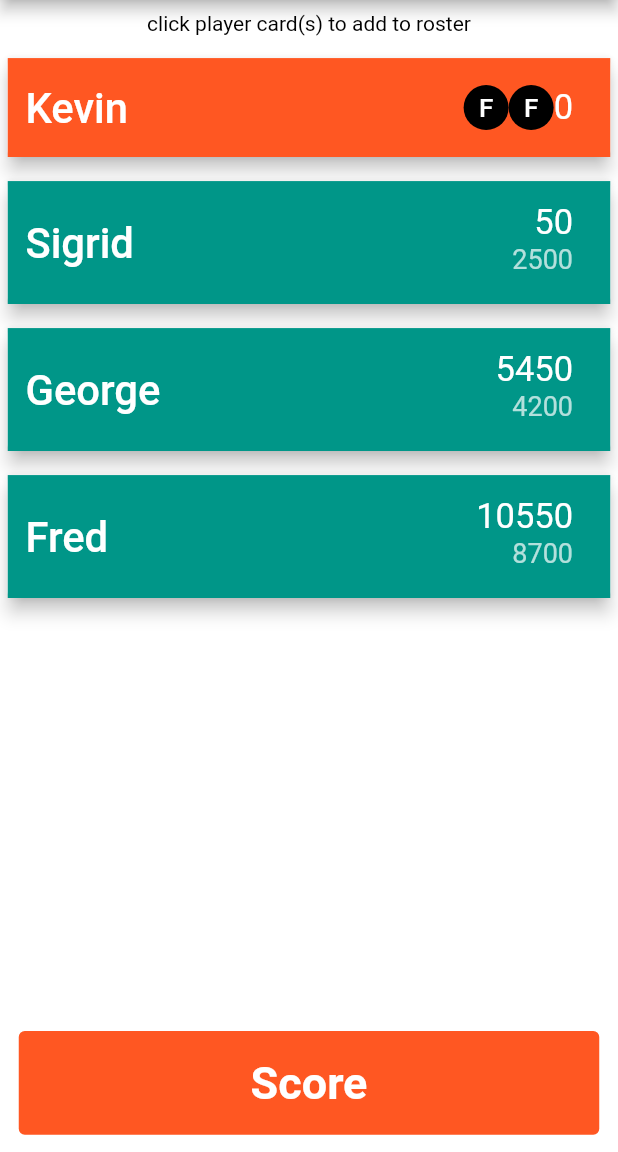
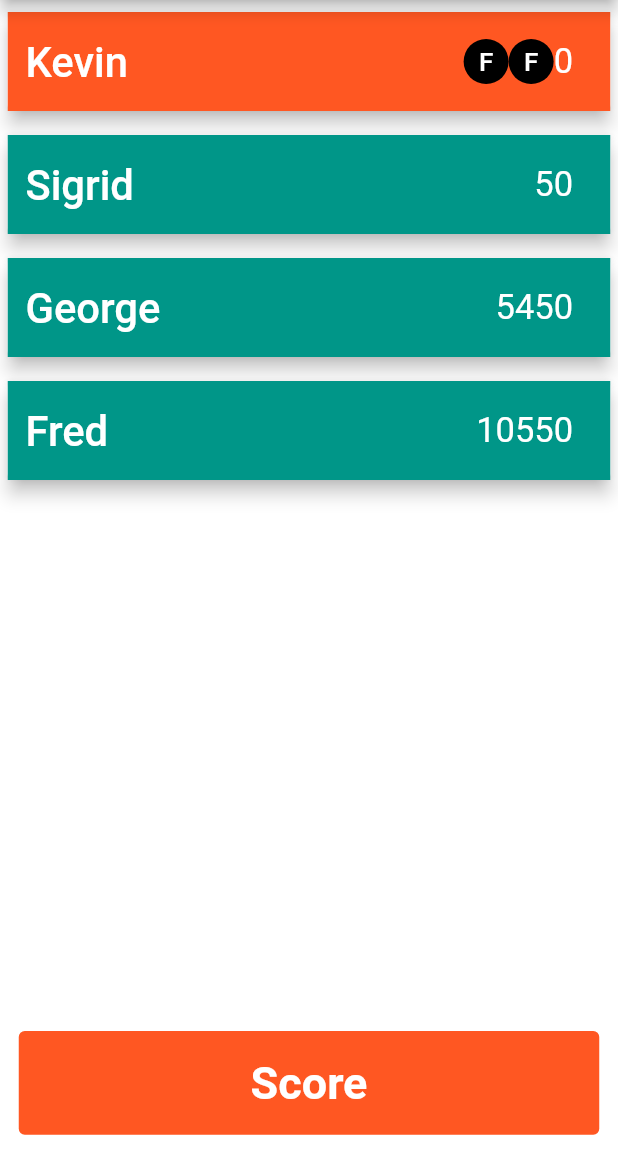
Before and after one commit to Kgresmer/farkle_scoreboard, a Flutter app: the ScoreboardScreen screen opened by its route, on a phone screen of 412 x 824 dp, the part 84-1236 px from its top. Run offline on Flutter 3.47's test engine with Material 2 defaults, Android fonts, the phone set to English and light mode, and no system bars.

Commit message:
removing scoreboard subtitle.

```diff
--- a/lib/screens/scoreboard_screen.dart
+++ b/lib/screens/scoreboard_screen.dart
@@ -70,13 +70,7 @@ class _ScoreboardScreenState extends State<ScoreboardScreen> {
         return Column(
           children: <Widget>[
             Container(
-                height: constraints.maxHeight * .04,
-                child: Center(
-                  child: Text('click player card(s) to add to roster',
-                      style: Theme.of(context).textTheme.bodyText2),
-                )),
-            Container(
-              height: constraints.maxHeight * .84,
+              height: constraints.maxHeight * .88,
               child: ListView.builder(
                 scrollDirection: Axis.vertical,
                 shrinkWrap: true,
@@ -115,22 +109,6 @@ class _ScoreboardScreenState extends State<ScoreboardScreen> {
                           ],
                         ),
                       ),
-                      subtitle: _players[index].previousScore > 0
-                          ? Padding(
-                              padding: EdgeInsets.only(right: 25),
-                              child: Row(
-                                  mainAxisAlignment: MainAxisAlignment.end,
-                                  children: <Widget>[
-                                    Text(
-                                        _players[index]
-                                            .previousScore
-                                            .toString(),
-                                        style: Theme.of(context)
-                                            .textTheme
-                                            .headline3)
-                                  ]),
-                            )
-                          : null,
                     ),
                   );
                 },
```
